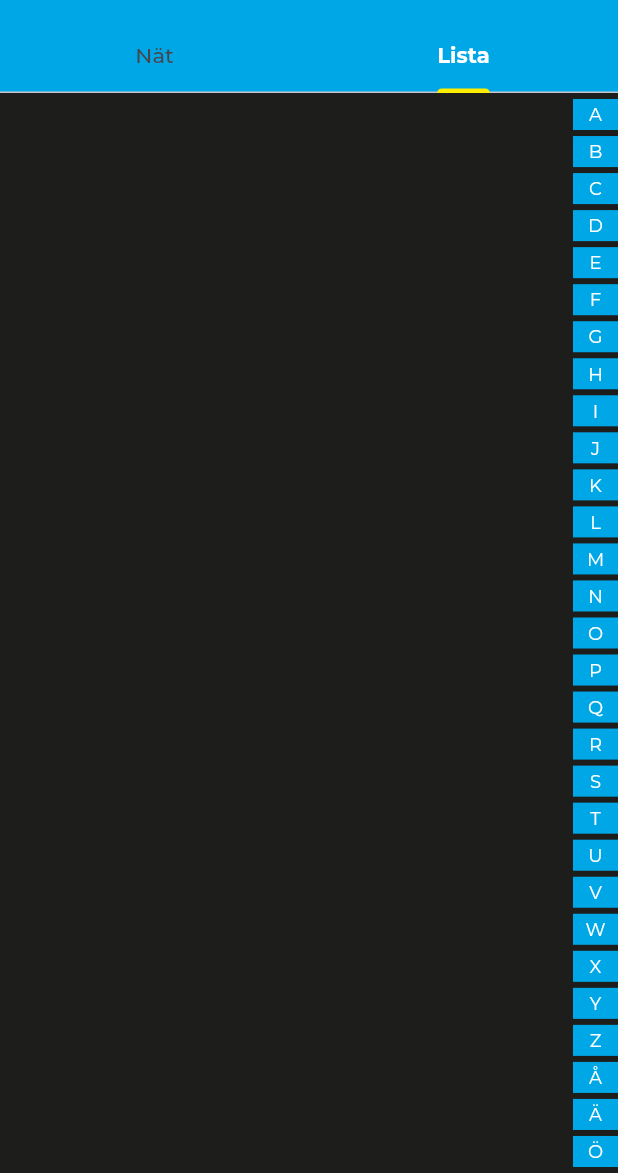
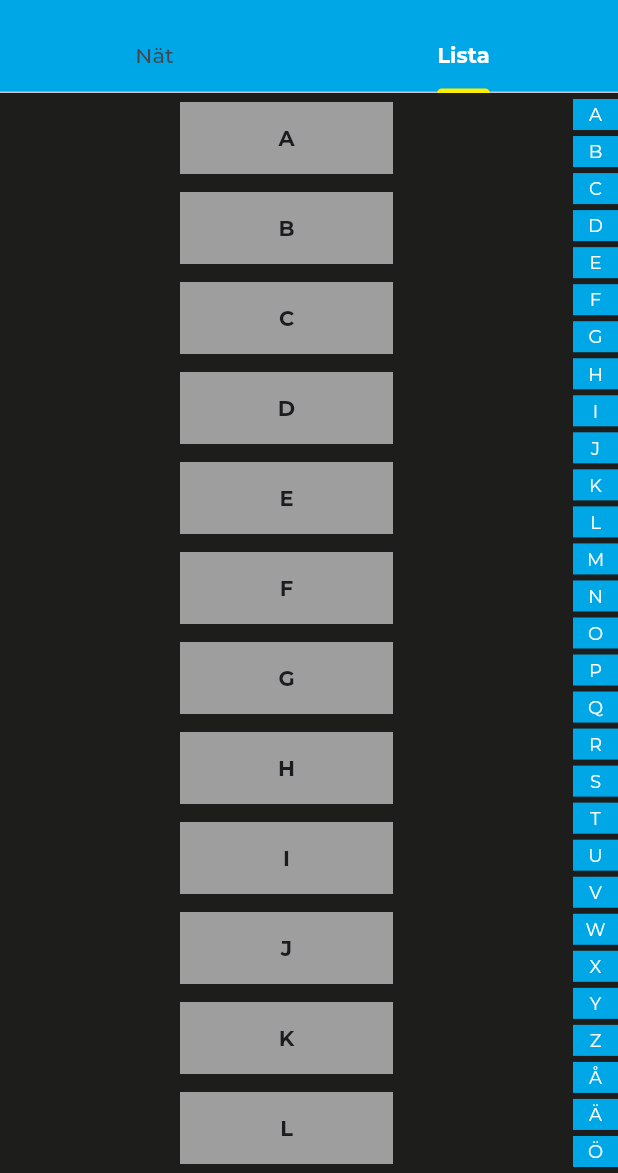
Before and after one commit to DanielWillforss/lokal16_software, a Flutter app: the MainView screen opened by its route, tab 2 chosen, on a phone screen of 412 x 824 dp, the part 63-1236 px from its top. Run offline on Flutter 3.47's test engine with Material 3 defaults, Android fonts, the light colour scheme and no system bars; our stand-ins replace connectivity_plus, google_fonts, googleapis_auth; missing offline and left inert: googleapis; accounts and stored records are empty.

Commit message:
api call bugcheck, letters in listview

```diff
--- a/lib/pages/loading.dart
+++ b/lib/pages/loading.dart
@@ -39,6 +39,7 @@ class _LoadingState extends State<Loading> {
     DataNew data = DataNew();
     await data.initData(context);
     await data.uploadData(context);
+    await data.saveBackupData(context);
 
     Navigator.pushReplacementNamed(context, '/main', arguments: data);
   }
--- a/lib/pages/main_view.dart
+++ b/lib/pages/main_view.dart
@@ -20,12 +20,14 @@ class _MainViewState extends State<MainView> {
   DataNew? data;
   Timer? reloadPage;
   Timer? updateDataTimer;
+  Timer? updateBackupTimer;
   final int alarmId = 0;
 
   @override
   void dispose() {
     reloadPage?.cancel();
     updateDataTimer?.cancel();
+    updateBackupTimer?.cancel();
     super.dispose();
   }
 
@@ -59,7 +61,8 @@ class _MainViewState extends State<MainView> {
               updateData: updateData,
               reloadData: () async {
                 updateData(Changes());
-              }
+              },
+              resetToBackup: resetToBackup,
             ),
           ],
         ),
@@ -89,5 +92,14 @@ class _MainViewState extends State<MainView> {
       data!.uploadData(context);
       setState(() {});
     });
+
+    updateBackupTimer?.cancel();
+    updateBackupTimer = Timer(const Duration(minutes: 15), () {
+      data!.saveBackupData(context);
+    });
+  };
+
+  late Function resetToBackup = () {
+    data!.restoreBackup(context);
   };
 }
--- a/lib/widgets/mainview/member_list.dart
+++ b/lib/widgets/mainview/member_list.dart
@@ -34,15 +34,34 @@ class _MemberListState extends State<MemberList> {
   Widget build(BuildContext context) {
 
     List<Name> sortedNames = widget.data.getNamesSortedByName();
-    int nbrOfCards = sortedNames.length;
-    List<int> nbrOfEach = List<int>.filled(30, 0);
+    List<List<Widget>> listByLetter = List.generate(
+      30,
+      (index) => index == 0 ? [] :[
+        Padding(
+          padding: const EdgeInsets.symmetric(vertical: 6, horizontal: 120),
+          child: SizedBox(
+            height: 48,
+            width:  60,
+            child: Container(
+              color: Colors.grey,
+              child: Center(
+                child: Text(
+                  alphabet[index-1],
+                  style: const TextStyle(
+                    fontWeight: FontWeight.bold,
+                  ),
+                ),
+              ),
+            ),
+          ),
+        )
+      ]);
     List<Widget> list = [];
 
     for(Name name in sortedNames) {
       int index = alphabet.indexOf(name.firstName[0]) + 1;
-      nbrOfEach[index]++;
 
-      list.add(SizedBox(
+      listByLetter[index].add(SizedBox(
         height: 60,
         child: MemberCard(
           name: name,
@@ -52,15 +71,19 @@ class _MemberListState extends State<MemberList> {
       ));
     }
     List<int> indexOfEach = List<int>.filled(29, 0);
-    indexOfEach[0] = nbrOfEach[0];
+    indexOfEach[0] = listByLetter[0].length;
     for(int i = 1; i<29; i++) {
-      indexOfEach[i] = indexOfEach[i-1] + nbrOfEach[i];
+      indexOfEach[i] = indexOfEach[i-1] + listByLetter[i].length;
+    }
+
+    for(List<Widget> subList in listByLetter) {
+      list.addAll(subList);
     }
 
     void scrollToIndex(int index) {
     // Calculate the position to scroll to
       double cardsOnScreen = 17;
-      double position = scrollController.position.maxScrollExtent * indexOfEach[index] / (nbrOfCards-1-cardsOnScreen);
+      double position = scrollController.position.maxScrollExtent * indexOfEach[index] / (list.length-1-cardsOnScreen);
       scrollController.animateTo(
         position,
         duration: const Duration(milliseconds: 300),
--- a/lib/widgets/memberpage/date_card.dart
+++ b/lib/widgets/memberpage/date_card.dart
@@ -29,7 +29,7 @@ class DateCard extends StatelessWidget implements PreferredSizeWidget{
               date.stepBackward();
               changeToDate(date);
             },
-            child: const Text("< Föregående", style: Style.headerText,),
+            child: const Text("< Föregående dag", style: Style.headerText,),
           ),
         ),
         Expanded(
@@ -68,7 +68,7 @@ class DateCard extends StatelessWidget implements PreferredSizeWidget{
               date.stepForward();
               changeToDate(date);
             },
-            child: Text("Nästa >",
+            child: Text("Nästa dag >",
               style: !Time.sameDayAs(Time.now(), Time.fromEventDate(date))
                 ? Style.headerText
                 : const TextStyle(
--- a/pubspec.yaml
+++ b/pubspec.yaml
@@ -35,6 +35,8 @@ dependencies:
   google_fonts: ^6.2.1
   http: ^1.2.1
   path_provider: ^2.0.2
+  connectivity_plus: ^4.0.1
+
 
 
 
```
Also changed, not shown: lib/classes/data/data_new.dart (+70 -0 lines), lib/util/alert_handeler.dart (+26 -0 lines), lib/util/alerts.dart (+8 -1 lines), lib/util/json_handeler.dart (+15 -0 lines), lib/widgets/mainview/main_menu_button.dart (+12 -0 lines), lib/widgets/memberpage/event_card.dart (+7 -2 lines), pubspec.lock, 3 other files.
